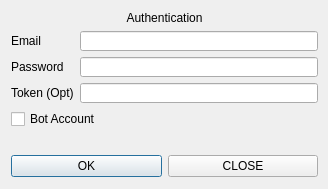
First picture: the form in themes/serious_business/ui/AuthDialog.ui, repository henry232323/Pesterchum-Discord, before the edit.
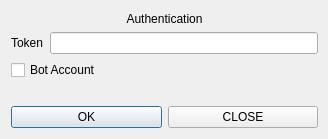
Second picture: the form after the edit.

What changed in the file:
```diff
--- a/themes/serious_business/ui/AuthDialog.ui
+++ b/themes/serious_business/ui/AuthDialog.ui
@@ -7,7 +7,7 @@
     <x>0</x>
     <y>0</y>
     <width>328</width>
-    <height>189</height>
+    <height>139</height>
    </rect>
   </property>
   <property name="windowTitle">
@@ -19,7 +19,7 @@
      <x>-1</x>
      <y>-1</y>
      <width>331</width>
-     <height>190</height>
+     <height>141</height>
     </rect>
    </property>
    <layout class="QVBoxLayout" name="verticalLayout">
@@ -38,38 +38,17 @@
     </item>
     <item>
      <layout class="QFormLayout" name="formLayout">
+      <property name="fieldGrowthPolicy">
+       <enum>QFormLayout::AllNonFixedFieldsGrow</enum>
+      </property>
       <item row="0" column="0">
-       <widget class="QLabel" name="label_2">
-        <property name="text">
-         <string>Email</string>
-        </property>
-       </widget>
-      </item>
-      <item row="1" column="0">
-       <widget class="QLabel" name="label_3">
-        <property name="text">
-         <string>Password</string>
-        </property>
-       </widget>
-      </item>
-      <item row="2" column="0">
        <widget class="QLabel" name="label_4">
         <property name="text">
-         <string>Token (Opt)</string>
+         <string>Token</string>
         </property>
        </widget>
       </item>
       <item row="0" column="1">
-       <widget class="QLineEdit" name="emailEdit"/>
-      </item>
-      <item row="1" column="1">
-       <widget class="QLineEdit" name="passEdit">
-        <property name="echoMode">
-         <enum>QLineEdit::Password</enum>
-        </property>
-       </widget>
-      </item>
-      <item row="2" column="1">
        <widget class="QLineEdit" name="tokenEdit"/>
       </item>
      </layout>
```
